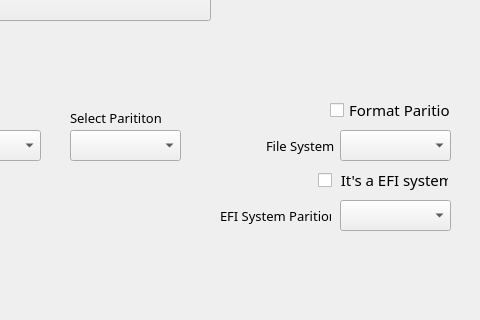
The window that NewQtUi/PartedDiskTab/PartedDiskTab.ui (AOSC-Archive/AOSC-LiveKit) describes before a commit, drawn with Qt 5; both pictures show x 100 to 580 and y 160 to 480 of the 580 by 480 pixel window.
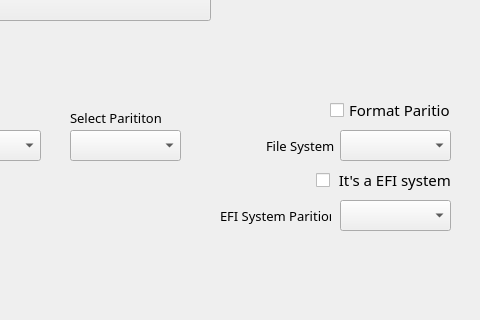
The same window after the commit.

Patch:
```diff
--- a/NewQtUi/PartedDiskTab/PartedDiskTab.ui
+++ b/NewQtUi/PartedDiskTab/PartedDiskTab.ui
@@ -154,9 +154,9 @@
   <widget class="QCheckBox" name="MyDeviceIsEFICheckBox">
    <property name="geometry">
     <rect>
-     <x>418</x>
+     <x>416</x>
      <y>330</y>
-     <width>131</width>
+     <width>141</width>
      <height>20</height>
     </rect>
    </property>
```
